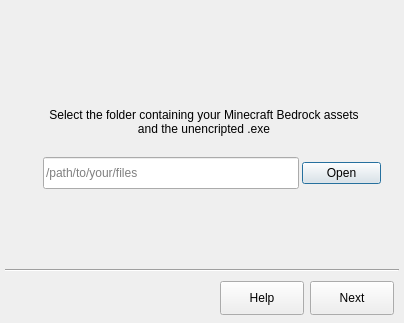
mr-dexter-ssj/bedrock-launcher-linux, file src/ui/start.ui: the form before one commit.
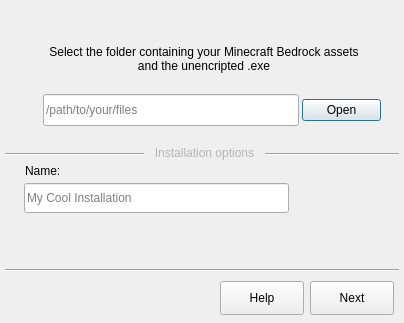
The form after the commit. The open tabs and pages were chosen to show the change. Icons and pictures are not drawn.

Diff of the .ui file:
```diff
--- a/src/ui/start.ui
+++ b/src/ui/start.ui
@@ -118,7 +118,7 @@
      <property name="geometry">
       <rect>
        <x>43</x>
-       <y>157</y>
+       <y>94</y>
        <width>256</width>
        <height>32</height>
       </rect>
@@ -137,7 +137,7 @@
      <property name="geometry">
       <rect>
        <x>45</x>
-       <y>103</y>
+       <y>40</y>
        <width>318</width>
        <height>39</height>
       </rect>
@@ -215,7 +215,7 @@
      <property name="geometry">
       <rect>
        <x>302</x>
-       <y>151</y>
+       <y>88</y>
        <width>79</width>
        <height>44</height>
       </rect>
@@ -227,6 +227,86 @@
       <bool>false</bool>
      </property>
     </widget>
+    <widget class="QLabel" name="installationOptionsDescLabel">
+     <property name="geometry">
+      <rect>
+       <x>144</x>
+       <y>142</y>
+       <width>121</width>
+       <height>22</height>
+      </rect>
+     </property>
+     <property name="autoFillBackground">
+      <bool>true</bool>
+     </property>
+     <property name="text">
+      <string>&lt;html&gt;&lt;head/&gt;&lt;body&gt;&lt;p align=&quot;center&quot;&gt;&lt;span style=&quot; font-size:9pt; color:#b5b5b5;&quot;&gt;Installation options&lt;/span&gt;&lt;/p&gt;&lt;/body&gt;&lt;/html&gt;</string>
+     </property>
+     <property name="scaledContents">
+      <bool>false</bool>
+     </property>
+     <property name="wordWrap">
+      <bool>true</bool>
+     </property>
+    </widget>
+    <widget class="Line" name="installationOptionsLine">
+     <property name="geometry">
+      <rect>
+       <x>5</x>
+       <y>144</y>
+       <width>394</width>
+       <height>20</height>
+      </rect>
+     </property>
+     <property name="orientation">
+      <enum>Qt::Orientation::Horizontal</enum>
+     </property>
+    </widget>
+    <widget class="QLabel" name="label_9">
+     <property name="geometry">
+      <rect>
+       <x>25</x>
+       <y>162</y>
+       <width>58</width>
+       <height>18</height>
+      </rect>
+     </property>
+     <property name="text">
+      <string>Name:</string>
+     </property>
+    </widget>
+    <widget class="QLineEdit" name="lineEdit">
+     <property name="geometry">
+      <rect>
+       <x>24</x>
+       <y>183</y>
+       <width>265</width>
+       <height>30</height>
+      </rect>
+     </property>
+     <property name="dragEnabled">
+      <bool>false</bool>
+     </property>
+     <property name="readOnly">
+      <bool>false</bool>
+     </property>
+     <property name="placeholderText">
+      <string>My Cool Installation</string>
+     </property>
+     <property name="clearButtonEnabled">
+      <bool>false</bool>
+     </property>
+    </widget>
+    <zorder>setupFilesRequesterLineEdit</zorder>
+    <zorder>descLabel</zorder>
+    <zorder>optLine</zorder>
+    <zorder>helpButton</zorder>
+    <zorder>nextButton</zorder>
+    <zorder>setupFilesRequesterButton</zorder>
+    <zorder>installationOptionsLine</zorder>
+    <zorder>installationOptionsDescLabel</zorder>
+    <zorder>label_9</zorder>
+    <zorder>lineEdit</zorder>
    </widget>
    <widget class="QWidget" name="page_5">
     <widget class="Line" name="optLine_2">
```
Left out of the diff: 92 changed lines with no effect on the pictures.
